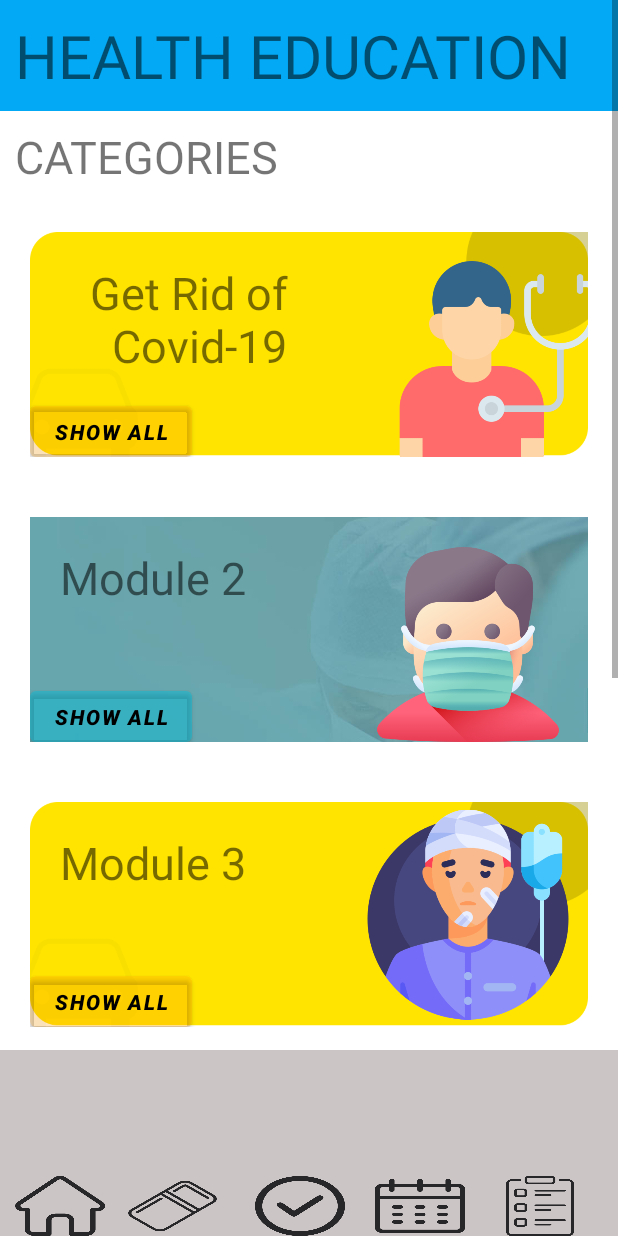
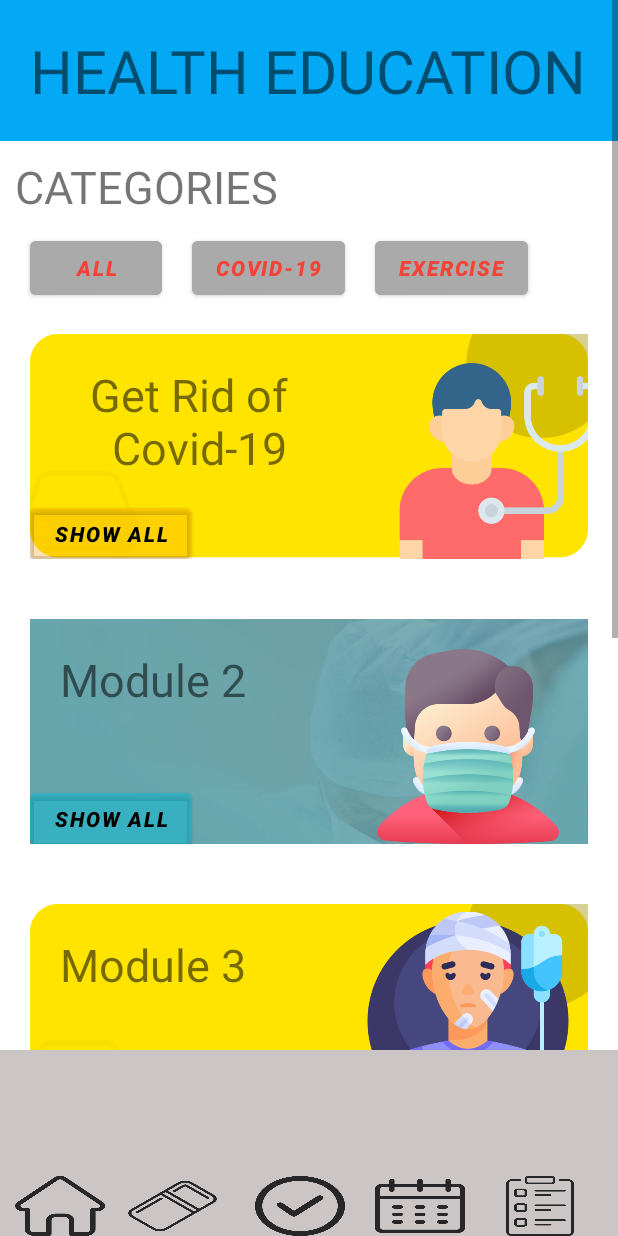
Before and after one commit to JunPeng711/PatientiveApp, an Android app: the HealthEducation screen opened directly, with no data from a screen before it, on a phone screen of 412 x 824 dp. Run offline under Robolectric (Android 15) with nearby library versions, the phone set to English and light mode, and no system bars; Roboto replaces fonts that are not available here.

Commit message:
update HealthEducation (JP)

```diff
--- a/app/src/main/java/com/example/mpsd2/HealthEducation.java
+++ b/app/src/main/java/com/example/mpsd2/HealthEducation.java
@@ -4,18 +4,26 @@ import android.content.Intent;
 import android.os.Bundle;
 import android.view.View;
 import android.widget.Button;
+import android.widget.RelativeLayout;
 
 import androidx.appcompat.app.AppCompatActivity;
+import androidx.core.content.ContextCompat;
 
 public class HealthEducation extends AppCompatActivity implements View.OnClickListener{
+
 
     @Override
     protected void onCreate(Bundle savedInstanceState) {
         super.onCreate(savedInstanceState);
         setContentView(R.layout.activity_health_education);
 
+        initWidget();
+    }
 
+    private void initWidget()
+    {
         Button homeBtn, healthEducationBtn, btn1;
+        Button filterAllBtn, filterCovidBtn, filterExerciseBtn;
 
         homeBtn = findViewById(R.id.footBtn1);
         homeBtn.setOnClickListener(this);
@@ -25,7 +33,11 @@ public class HealthEducation extends AppCompatActivity implements View.OnClickLi
 
         btn1 = findViewById(R.id.showBtn1);
         btn1.setOnClickListener(this);
+
+
     }
+
+
 
 
     @Override
@@ -40,6 +52,7 @@ public class HealthEducation extends AppCompatActivity implements View.OnClickLi
             case R.id.showBtn1:
                 startActivity(new Intent(this, Modules1.class));
                 break;
+
         }
     }
 
--- a/app/src/main/res/layout/activity_health_education.xml
+++ b/app/src/main/res/layout/activity_health_education.xml
@@ -26,6 +26,7 @@
                     android:layout_width="wrap_content"
                     android:layout_height="wrap_content"
                     android:padding="10dp"
+                    android:layout_margin="10dp"
                     android:text="@string/health_education"
                     android:textAllCaps="true"
                     android:textSize="40sp"
@@ -41,6 +42,44 @@
                 android:text="@string/categories"
                 android:textAllCaps="true"
                 android:textSize="30dp" />
+
+
+            <LinearLayout
+                android:layout_width="match_parent"
+                android:layout_height="wrap_content"
+                android:orientation="horizontal">
+
+                <Button
+                    android:id="@+id/FilterAll"
+                    android:layout_width="wrap_content"
+                    android:layout_height="wrap_content"
+                    android:text="All"
+                    android:layout_marginStart="20dp"
+                    android:backgroundTint="@android:color/darker_gray"
+                    android:textColor="#F44336"
+                    android:textStyle="bold|italic"/>
+
+                <Button
+                    android:id="@+id/FilterCovid"
+                    android:layout_width="wrap_content"
+                    android:layout_height="wrap_content"
+                    android:text="Covid-19"
+                    android:layout_marginStart="20dp"
+                    android:backgroundTint="@android:color/darker_gray"
+                    android:textColor="#F44336"
+                    android:textStyle="bold|italic"/>
+
+                <Button
+                    android:id="@+id/FilterExercise"
+                    android:layout_width="wrap_content"
+                    android:layout_height="wrap_content"
+                    android:text="Exercise"
+                    android:layout_marginStart="20dp"
+                    android:backgroundTint="@android:color/darker_gray"
+                    android:textColor="#F44336"
+                    android:textStyle="bold|italic"/>
+            </LinearLayout>
+
 
             <RelativeLayout
                 android:layout_width="match_parent"
```
